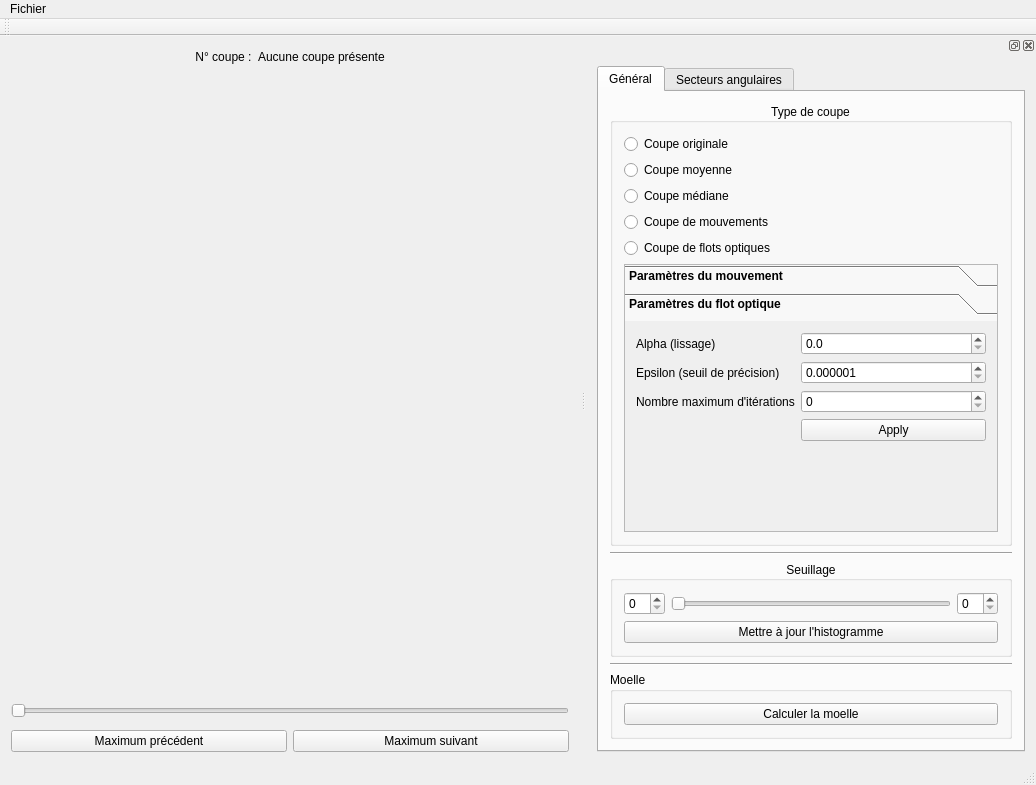
This is ui/mainwindow.ui in akrah/TKDetection as Qt 5 draws it before an edit. The edited form follows.
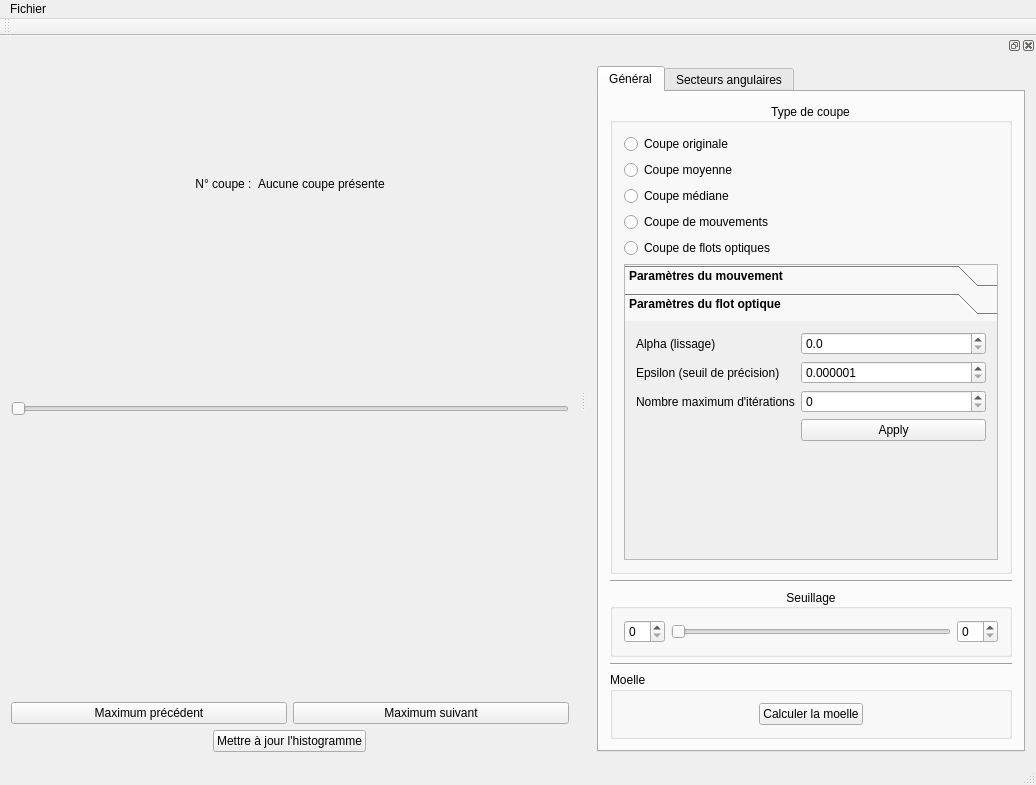
This is the edited form. The open tabs and pages were chosen to show the change. Custom widgets are drawn as their Qt base class.

Diff of the .ui file:
```diff
--- a/ui/mainwindow.ui
+++ b/ui/mainwindow.ui
@@ -17,6 +17,9 @@
    <set>QMainWindow::AllowTabbedDocks|QMainWindow::AnimatedDocks</set>
   </property>
   <widget class="QWidget" name="centralWidget">
+   <property name="layoutDirection">
+    <enum>Qt::LeftToRight</enum>
+   </property>
    <layout class="QVBoxLayout" name="verticalLayout_5">
     <item>
      <layout class="QHBoxLayout" name="horizontalLayout_3">
@@ -76,21 +79,14 @@
       <property name="spacing">
        <number>0</number>
       </property>
-      <item>
-       <spacer name="horizontalSpacer_4">
-        <property name="orientation">
-         <enum>Qt::Horizontal</enum>
-        </property>
-        <property name="sizeHint" stdset="0">
-         <size>
-          <width>40</width>
-          <height>20</height>
-         </size>
-        </property>
-       </spacer>
-      </item>
       <item>
        <widget class="QScrollArea" name="_scrollSliceView">
+        <property name="sizePolicy">
+         <sizepolicy hsizetype="Maximum" vsizetype="Fixed">
+          <horstretch>0</horstretch>
+          <verstretch>0</verstretch>
+         </sizepolicy>
+        </property>
         <property name="frameShape">
          <enum>QFrame::NoFrame</enum>
         </property>
@@ -117,8 +113,8 @@
           <rect>
            <x>0</x>
            <y>0</y>
-           <width>189</width>
-           <height>300</height>
+           <width>76</width>
+           <height>76</height>
           </rect>
          </property>
          <layout class="QHBoxLayout" name="horizontalLayout_8">
@@ -145,19 +141,6 @@
         </widget>
        </widget>
       </item>
-      <item>
-       <spacer name="horizontalSpacer_3">
-        <property name="orientation">
-         <enum>Qt::Horizontal</enum>
-        </property>
-        <property name="sizeHint" stdset="0">
-         <size>
-          <width>40</width>
-          <height>20</height>
-         </size>
-        </property>
-       </spacer>
-      </item>
      </layout>
     </item>
     <item>
@@ -197,6 +180,26 @@
       </item>
      </layout>
     </item>
+    <item>
+     <layout class="QHBoxLayout" name="horizontalLayout">
+      <property name="bottomMargin">
+       <number>0</number>
+      </property>
+      <item>
+       <widget class="QPushButton" name="_buttonUpdateSliceHistogram">
+        <property name="sizePolicy">
+         <sizepolicy hsizetype="Maximum" vsizetype="Fixed">
+          <horstretch>0</horstretch>
+          <verstretch>0</verstretch>
+         </sizepolicy>
+        </property>
+        <property name="text">
+         <string>Mettre à jour l'histogramme</string>
+        </property>
+       </widget>
+      </item>
+     </layout>
+    </item>
    </layout>
   </widget>
   <widget class="QMenuBar" name="menuBar">
@@ -242,8 +245,8 @@
     <number>2</number>
    </attribute>
    <widget class="QWidget" name="dockWidgetContents_2">
-    <layout class="QGridLayout" name="gridLayout">
-     <item row="0" column="0">
+    <layout class="QVBoxLayout" name="verticalLayout_4">
+     <item>
       <widget class="QTabWidget" name="_tabs">
        <property name="currentIndex">
         <number>0</number>
@@ -472,8 +475,8 @@
                 <rect>
                  <x>0</x>
                  <y>0</y>
-                 <width>322</width>
-                 <height>144</height>
+                 <width>382</width>
+                 <height>231</height>
                 </rect>
                </property>
                <attribute name="label">
@@ -641,13 +644,6 @@
               </item>
              </layout>
             </item>
-            <item>
-             <widget class="QPushButton" name="_buttonUpdateSliceHistogram">
-              <property name="text">
-               <string>Mettre à jour l'histogramme</string>
-              </property>
-             </widget>
-            </item>
            </layout>
           </widget>
          </item>
@@ -663,9 +659,15 @@
            <property name="title">
             <string>Moelle</string>
            </property>
-           <layout class="QVBoxLayout" name="verticalLayout_4">
+           <layout class="QHBoxLayout" name="horizontalLayout_11">
             <item>
              <widget class="QPushButton" name="_buttonComputeMarrow">
+              <property name="sizePolicy">
+               <sizepolicy hsizetype="Maximum" vsizetype="Fixed">
+                <horstretch>0</horstretch>
+                <verstretch>0</verstretch>
+               </sizepolicy>
+              </property>
               <property name="text">
                <string>Calculer la moelle</string>
               </property>
```
Left out of the diff: 2 changed lines with no effect on the pictures.
